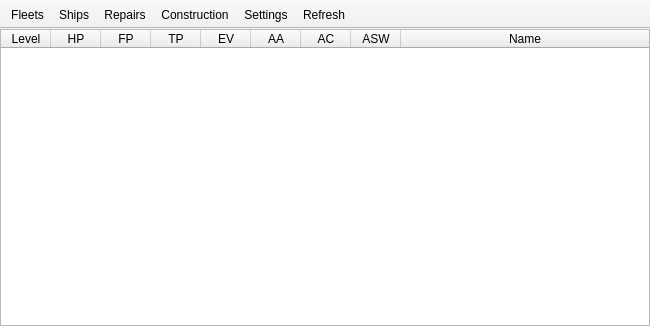
Above: KCMainWindow.ui from KanColleTool/kct-tool before the change. Below: the same form after it.
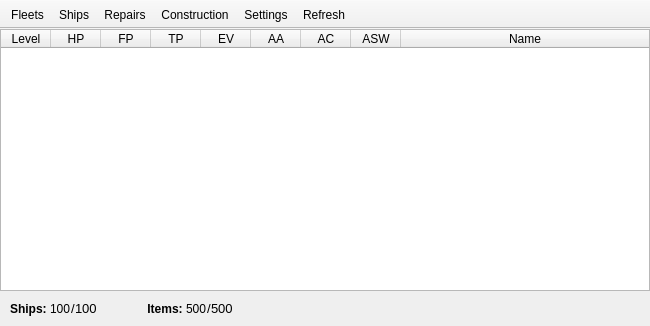
That is the form after the change. The open tabs and pages were chosen to show the change.

Commit message: Stuff in the UI for ship and item counts

Diff of the .ui file:
```diff
--- a/KCMainWindow.ui
+++ b/KCMainWindow.ui
@@ -1710,6 +1710,9 @@
       </widget>
       <widget class="QWidget" name="shipsPage">
        <layout class="QVBoxLayout" name="verticalLayout_5">
+        <property name="spacing">
+         <number>0</number>
+        </property>
         <property name="leftMargin">
          <number>0</number>
         </property>
@@ -1792,6 +1795,177 @@
           </column>
          </widget>
         </item>
+        <item>
+         <layout class="QGridLayout" name="gridLayout_10">
+          <property name="leftMargin">
+           <number>10</number>
+          </property>
+          <property name="topMargin">
+           <number>5</number>
+          </property>
+          <property name="rightMargin">
+           <number>10</number>
+          </property>
+          <property name="bottomMargin">
+           <number>10</number>
+          </property>
+          <item row="0" column="3">
+           <widget class="QLabel" name="label_11">
+            <property name="font">
+             <font>
+              <weight>75</weight>
+              <bold>true</bold>
+             </font>
+            </property>
+            <property name="text">
+             <string>Items: </string>
+            </property>
+            <property name="alignment">
+             <set>Qt::AlignBottom|Qt::AlignRight|Qt::AlignTrailing</set>
+            </property>
+           </widget>
+          </item>
+          <item row="0" column="5">
+           <spacer name="horizontalSpacer_7">
+            <property name="orientation">
+             <enum>Qt::Horizontal</enum>
+            </property>
+            <property name="sizeHint" stdset="0">
+             <size>
+              <width>40</width>
+              <height>20</height>
+             </size>
+            </property>
+           </spacer>
+          </item>
+          <item row="0" column="4">
+           <layout class="QHBoxLayout" name="horizontalLayout_14">
+            <property name="spacing">
+             <number>0</number>
+            </property>
+            <item>
+             <widget class="QLabel" name="itemCount">
+              <property name="text">
+               <string>500</string>
+              </property>
+              <property name="alignment">
+               <set>Qt::AlignBottom|Qt::AlignLeading|Qt::AlignLeft</set>
+              </property>
+             </widget>
+            </item>
+            <item>
+             <widget class="QLabel" name="label_12">
+              <property name="font">
+               <font>
+                <pointsize>10</pointsize>
+               </font>
+              </property>
+              <property name="text">
+               <string>/</string>
+              </property>
+              <property name="alignment">
+               <set>Qt::AlignBottom|Qt::AlignLeading|Qt::AlignLeft</set>
+              </property>
+             </widget>
+            </item>
+            <item>
+             <widget class="QLabel" name="itemCountMax">
+              <property name="font">
+               <font>
+                <pointsize>10</pointsize>
+               </font>
+              </property>
+              <property name="text">
+               <string>500</string>
+              </property>
+              <property name="alignment">
+               <set>Qt::AlignBottom|Qt::AlignLeading|Qt::AlignLeft</set>
+              </property>
+             </widget>
+            </item>
+           </layout>
+          </item>
+          <item row="0" column="0">
+           <widget class="QLabel" name="label_4">
+            <property name="font">
+             <font>
+              <weight>75</weight>
+              <bold>true</bold>
+             </font>
+            </property>
+            <property name="text">
+             <string>Ships: </string>
+            </property>
+            <property name="alignment">
+             <set>Qt::AlignBottom|Qt::AlignRight|Qt::AlignTrailing</set>
+            </property>
+           </widget>
+          </item>
+          <item row="0" column="2">
+           <spacer name="horizontalSpacer_6">
+            <property name="orientation">
+             <enum>Qt::Horizontal</enum>
+            </property>
+            <property name="sizeType">
+             <enum>QSizePolicy::Preferred</enum>
+            </property>
+            <property name="sizeHint" stdset="0">
+             <size>
+              <width>50</width>
+              <height>20</height>
+             </size>
+            </property>
+           </spacer>
+          </item>
+          <item row="0" column="1">
+           <layout class="QHBoxLayout" name="horizontalLayout_13">
+            <property name="spacing">
+             <number>0</number>
+            </property>
+            <item>
+             <widget class="QLabel" name="shipCount">
+              <property name="text">
+               <string>100</string>
+              </property>
+              <property name="alignment">
+               <set>Qt::AlignBottom|Qt::AlignLeading|Qt::AlignLeft</set>
+              </property>
+             </widget>
+            </item>
+            <item>
+             <widget class="QLabel" name="label_2">
+              <property name="font">
+               <font>
+                <pointsize>10</pointsize>
+               </font>
+              </property>
+              <property name="text">
+               <string>/</string>
+              </property>
+              <property name="alignment">
+               <set>Qt::AlignBottom|Qt::AlignLeading|Qt::AlignLeft</set>
+              </property>
+             </widget>
+            </item>
+            <item>
+             <widget class="QLabel" name="shipCountMax">
+              <property name="font">
+               <font>
+                <pointsize>10</pointsize>
+               </font>
+              </property>
+              <property name="text">
+               <string>100</string>
+              </property>
+              <property name="alignment">
+               <set>Qt::AlignBottom|Qt::AlignLeading|Qt::AlignLeft</set>
+              </property>
+             </widget>
+            </item>
+           </layout>
+          </item>
+         </layout>
+        </item>
        </layout>
       </widget>
       <widget class="QWidget" name="repairsPage">
```
Left out of the diff: 117 changed lines with no effect on the pictures.
